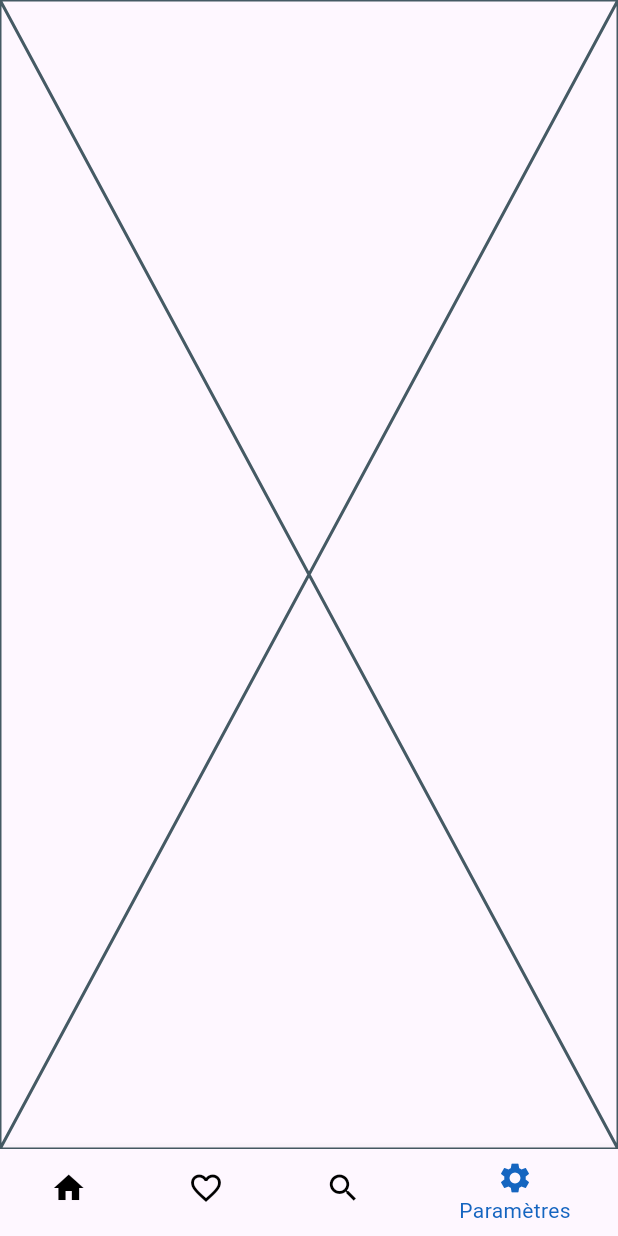
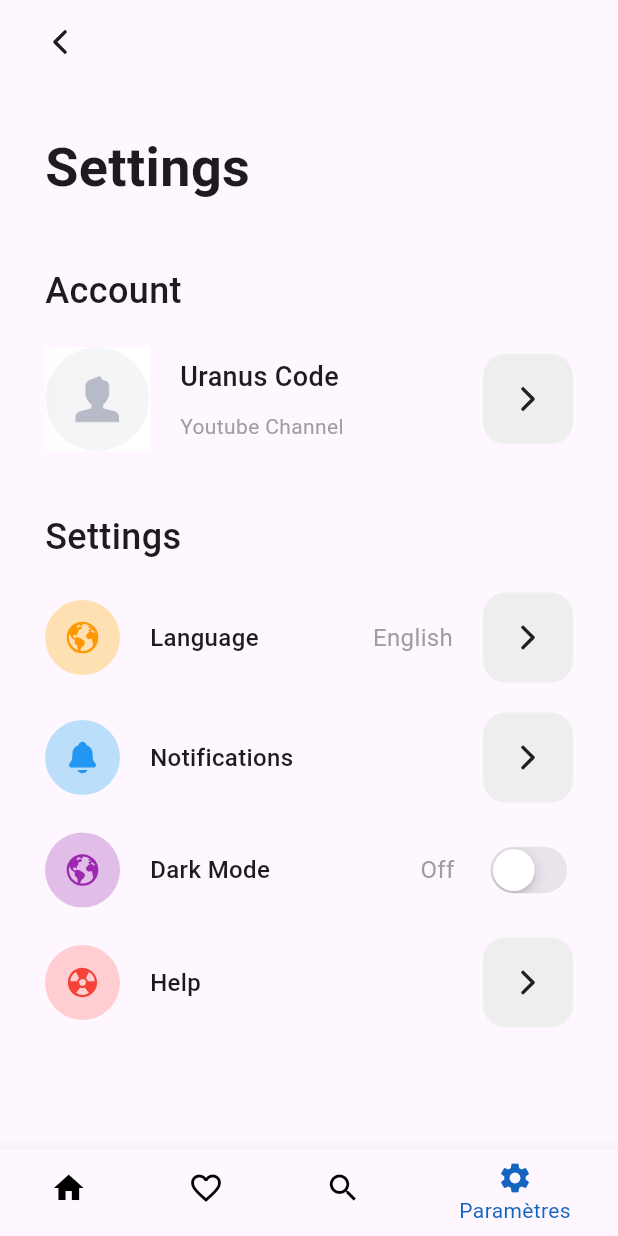
Before and after one commit to Tayebomheni/mental-health-app, a Flutter app: the navbar screen opened by its route, item 4 of the bottom bar chosen, on a phone screen of 412 x 824 dp. Run offline on Flutter 3.47's test engine with Material 3 defaults, Android fonts, the phone set to English and light mode, and no system bars; our stand-ins replace firebase_auth, firebase_core, ionicons; accounts and stored records are empty.

Commit message:
parametres page version1

```diff
--- /dev/null
+++ b/lib/Widgets/forward_button.dart
@@ -0,0 +1,26 @@
+import 'package:flutter/material.dart';
+import 'package:ionicons/ionicons.dart';
+
+class ForwardButton extends StatelessWidget {
+  final Function() onTap;
+  const ForwardButton({
+    super.key,
+    required this.onTap,
+  });
+
+  @override
+  Widget build(BuildContext context) {
+    return GestureDetector(
+      onTap: onTap,
+      child: Container(
+        width: 60,
+        height: 60,
+        decoration: BoxDecoration(
+          color: Colors.grey.shade200,
+          borderRadius: BorderRadius.circular(15),
+        ),
+        child: const Icon(Ionicons.chevron_forward_outline),
+      ),
+    );
+  }
+}
--- /dev/null
+++ b/lib/Widgets/setting_item.dart
@@ -0,0 +1,66 @@
+import 'package:flutter/material.dart';
+import 'package:ionicons/ionicons.dart';
+import 'package:pcd/Widgets/forward_button.dart';
+
+class SettingItem extends StatelessWidget {
+  final String title;
+  final Color bgColor;
+  final Color iconColor;
+  final IconData icon;
+  final Function() onTap;
+  final String? value;
+  const SettingItem({
+    super.key,
+    required this.title,
+    required this.bgColor,
+    required this.iconColor,
+    required this.icon,
+    required this.onTap,
+    this.value,
+  });
+
+  @override
+  Widget build(BuildContext context) {
+    return SizedBox(
+      width: double.infinity,
+      child: Row(
+        children: [
+          Container(
+            height: 50,
+            width: 50,
+            decoration: BoxDecoration(
+              shape: BoxShape.circle,
+              color: bgColor,
+            ),
+            child: Icon(
+              icon,
+              color: iconColor,
+            ),
+          ),
+          const SizedBox(width: 20),
+          Text(
+            title,
+            style: const TextStyle(
+              fontSize: 16,
+              fontWeight: FontWeight.w500,
+            ),
+          ),
+          const Spacer(),
+          value != null
+              ? Text(
+                  value!,
+                  style: const TextStyle(
+                    fontSize: 16,
+                    color: Colors.grey,
+                  ),
+                )
+              : const SizedBox(),
+          const SizedBox(width: 20),
+          ForwardButton(
+            onTap: onTap,
+          ),
+        ],
+      ),
+    );
+  }
+}
--- /dev/null
+++ b/lib/Widgets/setting_switch.dart
@@ -0,0 +1,61 @@
+import 'package:flutter/cupertino.dart';
+import 'package:flutter/material.dart';
+
+class SettingSwitch extends StatelessWidget {
+  final String title;
+  final Color bgColor;
+  final Color iconColor;
+  final IconData icon;
+  final bool value;
+  final Function(bool value) onTap;
+  const SettingSwitch({
+    super.key,
+    required this.title,
+    required this.bgColor,
+    required this.iconColor,
+    required this.icon,
+    required this.value,
+    required this.onTap,
+  });
+
+  @override
+  Widget build(BuildContext context) {
+    return SizedBox(
+      width: double.infinity,
+      child: Row(
+        children: [
+          Container(
+            height: 50,
+            width: 50,
+            decoration: BoxDecoration(
+              shape: BoxShape.circle,
+              color: bgColor,
+            ),
+            child: Icon(
+              icon,
+              color: iconColor,
+            ),
+          ),
+          const SizedBox(width: 20),
+          Text(
+            title,
+            style: const TextStyle(
+              fontSize: 16,
+              fontWeight: FontWeight.w500,
+            ),
+          ),
+          const Spacer(),
+          Text(
+            value ? "On" : "Off",
+            style: const TextStyle(
+              fontSize: 16,
+              color: Colors.grey,
+            ),
+          ),
+          const SizedBox(width: 20),
+          CupertinoSwitch(value: value, onChanged: onTap),
+        ],
+      ),
+    );
+  }
+}
--- a/lib/main.dart
+++ b/lib/main.dart
@@ -13,7 +13,6 @@
   await Firebase.initializeApp(
      options:const FirebaseOptions(
       apiKey: "AIzaSyDK2YzreNUP12J8Axy9IbCX28MzmR1-gwo",
-
       projectId: "signin-b0256",
       appId: "1:792151502069:android:9dbffe8b8be8cd108d69bc",
       messagingSenderId: "792151502069"
--- a/lib/pages/Parametres.dart
+++ b/lib/pages/Parametres.dart
@@ -1,15 +1,144 @@
+
 import 'package:flutter/material.dart';
+import 'package:ionicons/ionicons.dart';
+import 'package:pcd/Widgets/forward_button.dart';
+import 'package:pcd/Widgets/setting_item.dart';
+import 'package:pcd/Widgets/setting_switch.dart';
+import 'package:pcd/pages/Edit_screen.dart';
 
 class Parametres extends StatefulWidget {
   const Parametres({super.key});
 
   @override
-  State<Parametres> createState() => _ParametresState();
+  State<Parametres> createState() => _AccountScreenState();
 }
 
-class _ParametresState extends State<Parametres> {
+class _AccountScreenState extends State<Parametres> {
+  bool isDarkMode = false;
+
   @override
   Widget build(BuildContext context) {
-    return const Placeholder();
+    return Scaffold(
+      appBar: AppBar(
+        leading: IconButton(
+          onPressed: () {},
+          icon: const Icon(Ionicons.chevron_back_outline),
+        ),
+        leadingWidth: 80,
+      ),
+      body: SingleChildScrollView(
+        child: Padding(
+          padding: const EdgeInsets.all(30),
+          child: Column(
+            crossAxisAlignment: CrossAxisAlignment.start,
+            children: [
+              const Text(
+                "Settings",
+                style: TextStyle(
+                  fontSize: 36,
+                  fontWeight: FontWeight.bold,
+                ),
+              ),
+              const SizedBox(height: 40),
+              const Text(
+                "Account",
+                style: TextStyle(
+                  fontSize: 24,
+                  fontWeight: FontWeight.w500,
+                ),
+              ),
+              const SizedBox(height: 20),
+              SizedBox(
+                width: double.infinity,
+                child: Row(
+                  children: [
+                    Image.asset("assets/icons/avatar.png",
+                     width: 70, height: 70),
+                    const SizedBox(width: 20),
+                    const Column(
+                      crossAxisAlignment: CrossAxisAlignment.start,
+                      children: [
+                        Text(
+                          "Uranus Code",
+                          style: TextStyle(
+                            fontSize: 18,
+                            fontWeight: FontWeight.w500,
+                          ),
+                        ),
+                        SizedBox(height: 10),
+                        Text(
+                          "Youtube Channel",
+                          style: TextStyle(
+                            fontSize: 14,
+                            color: Colors.grey,
+                          ),
+                        )
+                      ],
+                    ),
+                    const Spacer(),
+                    ForwardButton(
+                      onTap: () {
+                        Navigator.push(
+                          context,
+                          MaterialPageRoute(
+                            builder: (context) => const EditAccountScreen(),
+                          ),
+                        );
+                      },
+                    )
+                  ],
+                ),
+              ),
+              const SizedBox(height: 40),
+              const Text(
+                "Settings",
+                style: TextStyle(
+                  fontSize: 24,
+                  fontWeight: FontWeight.w500,
+                ),
+              ),
+              const SizedBox(height: 20),
+              SettingItem(
+                title: "Language",
+                icon: Ionicons.earth,
+                bgColor: Colors.orange.shade100,
+                iconColor: Colors.orange,
+                value: "English",
+                onTap: () {},
+              ),
+              const SizedBox(height: 20),
+              SettingItem(
+                title: "Notifications",
+                icon: Ionicons.notifications,
+                bgColor: Colors.blue.shade100,
+                iconColor: Colors.blue,
+                onTap: () {},
+              ),
+              const SizedBox(height: 20),
+              SettingSwitch(
+                title: "Dark Mode",
+                icon: Ionicons.earth,
+                bgColor: Colors.purple.shade100,
+                iconColor: Colors.purple,
+                value: isDarkMode,
+                onTap: (value) {
+                  setState(() {
+                    isDarkMode = value;
+                  });
+                },
+              ),
+              const SizedBox(height: 20),
+              SettingItem(
+                title: "Help",
+                icon: Ionicons.nuclear,
+                bgColor: Colors.red.shade100,
+                iconColor: Colors.red,
+                onTap: () {},
+              ),
+            ],
+          ),
+        ),
+      ),
+    );
   }
 }
--- a/lib/pages/Principal.dart
+++ b/lib/pages/Principal.dart
@@ -10,6 +10,6 @@ class Principal extends StatefulWidget {
 class _PrincipalState extends State<Principal> {
   @override
   Widget build(BuildContext context) {
-    return const Placeholder();
+    return Text("Nous utilisons ");
   }
 }
--- a/lib/signin_screen.dart
+++ b/lib/signin_screen.dart
@@ -28,6 +28,8 @@ class _SignInScreenState extends State<SignInScreen> {
             hexStringToColor("CB2B93"),
             hexStringToColor("9546C4"),
             hexStringToColor("5E61F4")
+
+
           ], begin: Alignment.topCenter, end: Alignment.bottomCenter),
         ),
         child: SingleChildScrollView(
--- a/pubspec.yaml
+++ b/pubspec.yaml
@@ -44,6 +44,8 @@ dependencies:
   flutter_animate: ^4.5.0
   google_nav_bar: ^5.0.6
   flutter_svg: ^2.0.9
+  provider: ^6.1.1
+  ionicons: ^0.2.2
 
 
 
```
Also changed, not shown: lib/Widgets/edit_item.dart (added, +35 -0 lines), lib/pages/Edit_screen.dart (added, +142 -0 lines), assets/icons/avatar.png (added), pubspec.lock.
